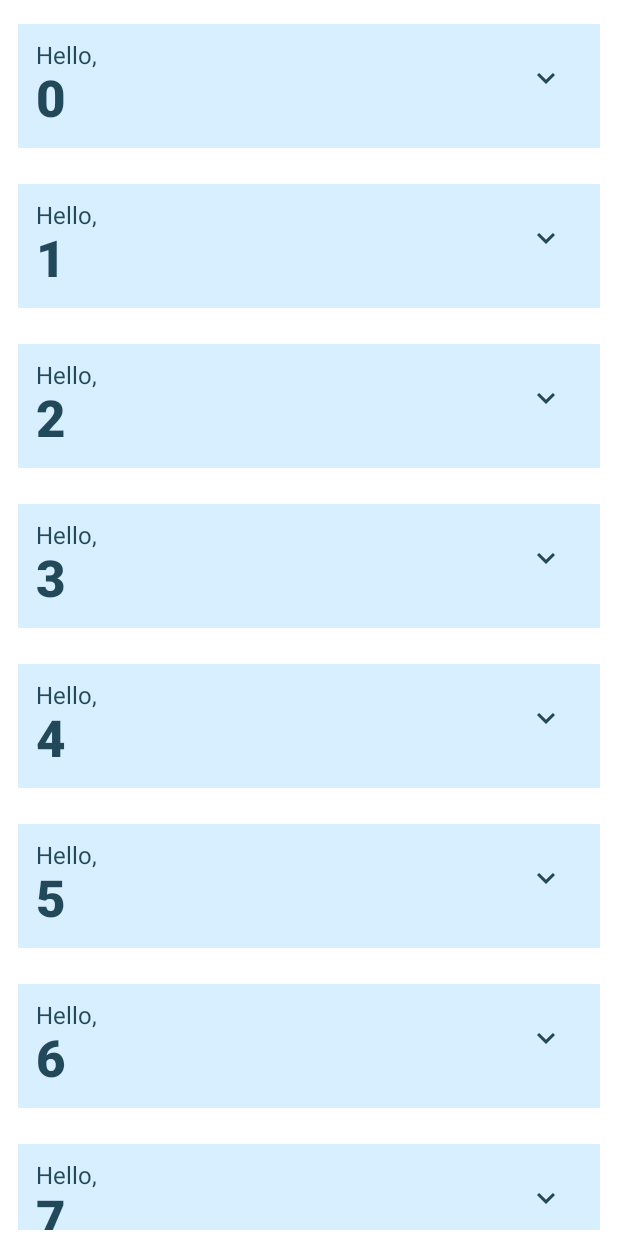
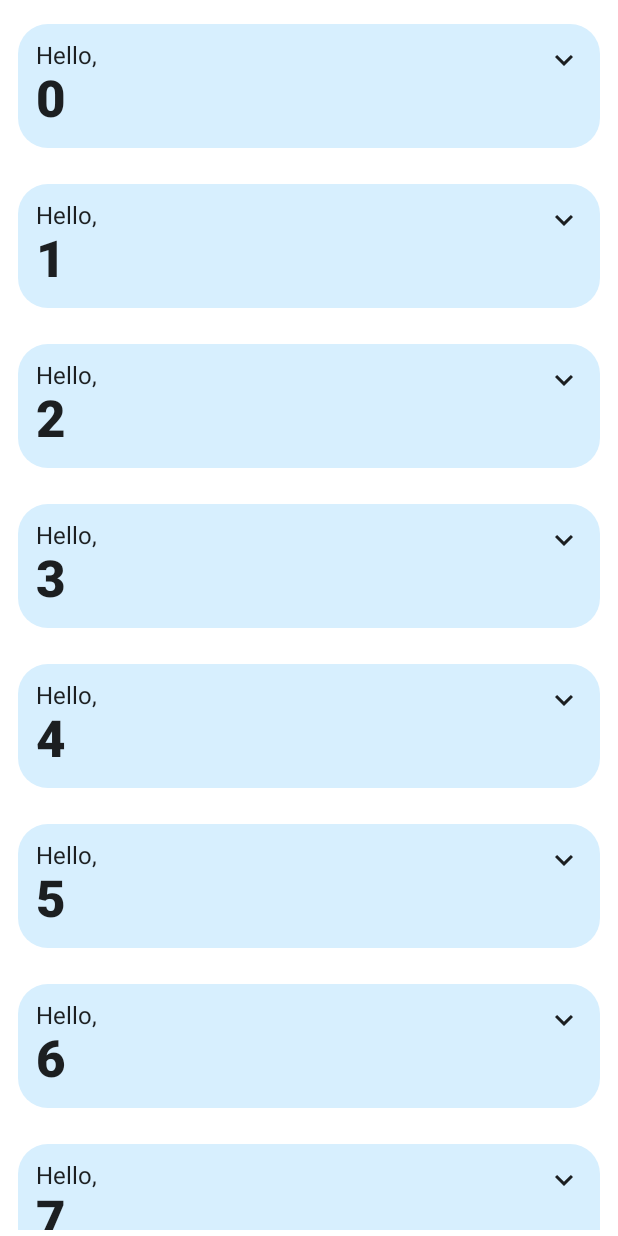
Before and after one commit to DevHyeon0312/DevHyeon_Compose, an Android app built with Jetpack Compose: the screen it shows after launch (DevHyeonActivity), after a tap on "Continue", on a phone screen of 412 x 824 dp. Run offline under Robolectric (Android 15) with nearby library versions, the phone set to English and light mode, and no system bars; our stand-ins replace accompanist.

Commit message:
Compose Study : ListItem Rounded

```diff
--- a/app/src/main/java/com/devhyeon/compose/ui/components/ListItems.kt
+++ b/app/src/main/java/com/devhyeon/compose/ui/components/ListItems.kt
@@ -4,10 +4,10 @@ import androidx.compose.animation.animateContentSize
 import androidx.compose.animation.core.Spring
 import androidx.compose.animation.core.spring
 import androidx.compose.foundation.background
-import androidx.compose.foundation.layout.Column
-import androidx.compose.foundation.layout.Row
-import androidx.compose.foundation.layout.fillMaxWidth
-import androidx.compose.foundation.layout.padding
+import androidx.compose.foundation.border
+import androidx.compose.foundation.isSystemInDarkTheme
+import androidx.compose.foundation.layout.*
+import androidx.compose.foundation.shape.RoundedCornerShape
 import androidx.compose.material.*
 import androidx.compose.material.icons.Icons.Filled
 import androidx.compose.material.icons.filled.ExpandLess
@@ -18,6 +18,7 @@ import androidx.compose.runtime.mutableStateOf
 import androidx.compose.runtime.saveable.rememberSaveable
 import androidx.compose.runtime.setValue
 import androidx.compose.ui.Modifier
+import androidx.compose.ui.graphics.Color
 import androidx.compose.ui.graphics.Color.Companion.Yellow
 import androidx.compose.ui.res.stringResource
 import androidx.compose.ui.text.font.FontWeight
@@ -26,6 +27,7 @@ import androidx.compose.ui.tooling.preview.Preview
 import androidx.compose.ui.unit.dp
 import androidx.compose.ui.unit.sp
 import com.devhyeon.compose.R
+import com.devhyeon.compose.ui.theme.Shapes
 
 @Preview(showBackground = true)
 @Composable
@@ -54,11 +56,9 @@ fun HomeListItemView(
     defaultExpanded: Boolean = false
 ) {
     var expanded by rememberSaveable { mutableStateOf(defaultExpanded) }
-
-    Surface(
-        color = MaterialTheme.colors.primary,
-        modifier = Modifier
+    Box(modifier = Modifier
         .padding(12.dp)
+        .background(MaterialTheme.colors.primary, RoundedCornerShape(20.dp))
         .animateContentSize(
             animationSpec = spring(
                 dampingRatio = Spring.DampingRatioMediumBouncy,
@@ -66,11 +66,11 @@ fun HomeListItemView(
             )
         )
     ) {
-        Row(
-            modifier = Modifier.padding(12.dp)
-        ) {
+        Row {
             Column(
-                modifier = Modifier.weight(1f)
+                modifier = Modifier
+                    .weight(1f)
+                    .padding(12.dp)
             ) {
                 Text(text = title)
                 Text(
```
Lines whose indentation alone changed are shown as unchanged.
